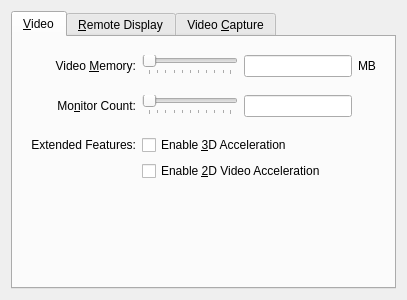
The window that vbox/src/VBox/Frontends/VirtualBox/src/settings/machine/UIMachineSettingsDisplay.ui (jljuxgm/vboxgit) describes before a commit, drawn with Qt 5.
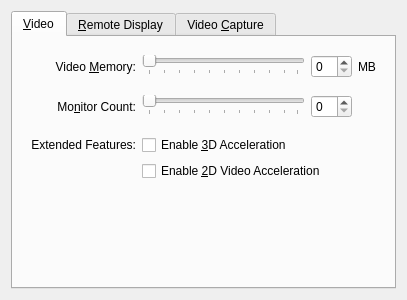
The same window after the commit. Custom widgets are drawn as their Qt base class.

Commit message:
commit_46479 ------------------------------------------------------------------------ r46479 | vboxsync | 2013-06-11 00:48:17 +0800 (Tue, 11 Jun 2013) | 1 line
FE/Qt: VM settings: Display page: Video tab: Overall cleanup (part 8): Reworking tab to use QSpinBoxes instead of QLineEditors; Allow the user to pick no more than 8 monitors using slider, and up to *actual border* using spin-box; Make sure maximum video memory size taken into account.
------------------------------------------------------------------------

Diff of the .ui file:
```diff
--- a/vbox/src/VBox/Frontends/VirtualBox/src/settings/machine/UIMachineSettingsDisplay.ui
+++ b/vbox/src/VBox/Frontends/VirtualBox/src/settings/machine/UIMachineSettingsDisplay.ui
@@ -86,13 +86,7 @@
            </layout>
           </item>
           <item row="0" column="2">
-           <widget class="QILineEdit" name="m_pEditorVideoMemorySize">
-            <property name="sizePolicy">
-             <sizepolicy hsizetype="Fixed" vsizetype="Fixed">
-              <horstretch>0</horstretch>
-              <verstretch>0</verstretch>
-             </sizepolicy>
-            </property>
+           <widget class="QSpinBox" name="m_pEditorVideoMemorySize">
             <property name="whatsThis">
              <string>Controls the amount of video memory provided to the virtual machine.</string>
             </property>
@@ -158,13 +152,7 @@
            </layout>
           </item>
           <item row="2" column="2">
-           <widget class="QILineEdit" name="m_pEditorVideoScreenCount">
-            <property name="sizePolicy">
-             <sizepolicy hsizetype="Fixed" vsizetype="Fixed">
-              <horstretch>0</horstretch>
-              <verstretch>0</verstretch>
-             </sizepolicy>
-            </property>
+           <widget class="QSpinBox" name="m_pEditorVideoScreenCount">
             <property name="whatsThis">
              <string>Controls the amount of virtual monitors provided to the virtual machine.</string>
             </property>
@@ -646,11 +634,6 @@
   </layout>
  </widget>
  <customwidgets>
-  <customwidget>
-   <class>QILineEdit</class>
-   <extends>QLineEdit</extends>
-   <header>QILineEdit.h</header>
-  </customwidget>
   <customwidget>
    <class>QIAdvancedSlider</class>
    <extends>QSlider</extends>
```
The commit also changes 2 other files.
